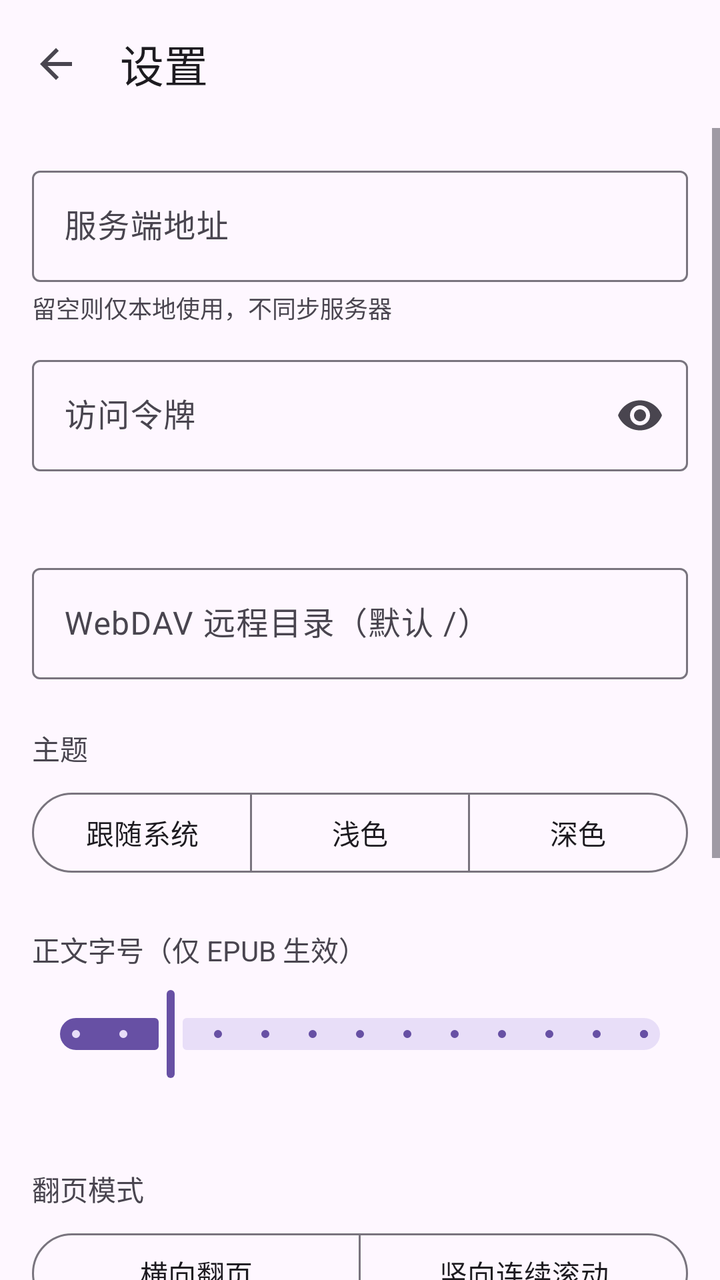
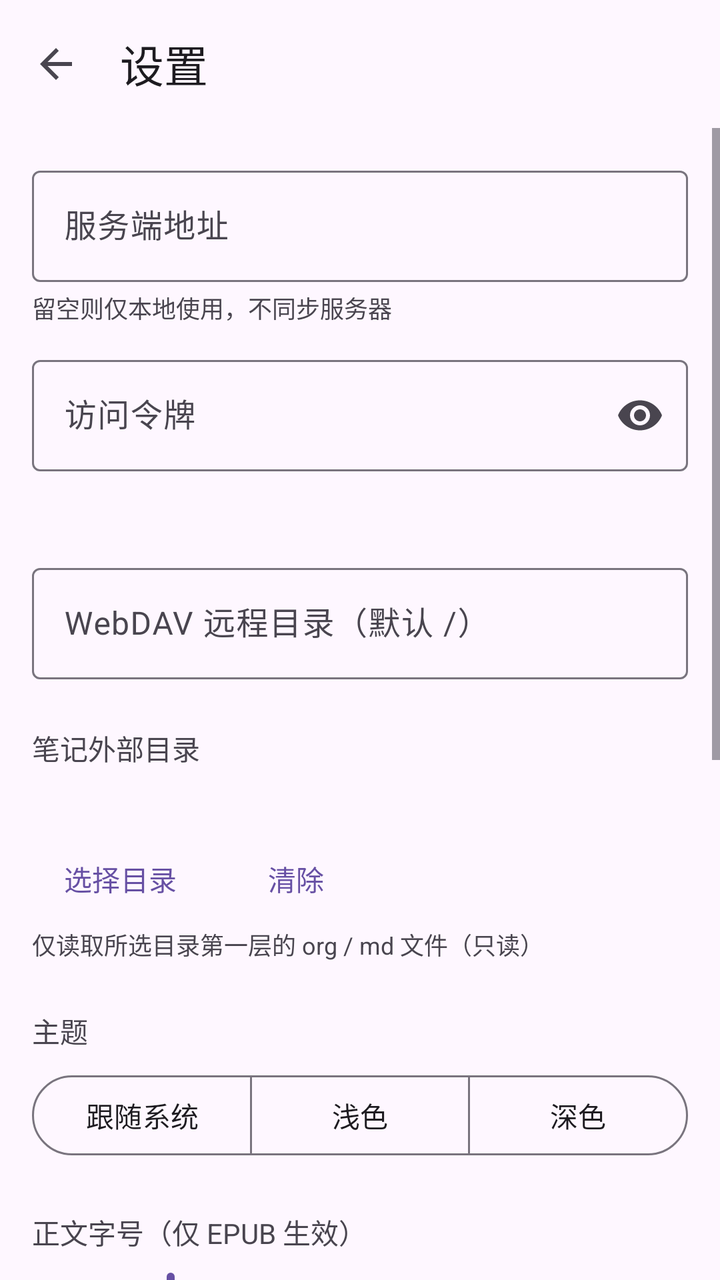

Two renders of the same Android screen: before a commit and after it. Below are the layout's source before the change and the commit's diff.
<!-- AndroidManifest.xml: application theme Theme.Seshat -->
<!-- res/layout/activity_settings.xml -->
<?xml version="1.0" encoding="utf-8"?>
<LinearLayout xmlns:android="http://schemas.android.com/apk/res/android"
    xmlns:app="http://schemas.android.com/apk/res-auto"
    android:layout_width="match_parent"
    android:layout_height="match_parent"
    android:orientation="vertical">

    <com.google.android.material.appbar.MaterialToolbar
        android:id="@+id/settingsToolbar"
        android:layout_width="match_parent"
        android:layout_height="?attr/actionBarSize"
        app:navigationIcon="?attr/homeAsUpIndicator"
        app:title="@string/settings_title" />

    <ScrollView
        android:layout_width="match_parent"
        android:layout_height="match_parent"
        android:fillViewport="true">

        <LinearLayout
            android:layout_width="match_parent"
            android:layout_height="wrap_content"
            android:orientation="vertical"
            android:padding="16dp">

            <com.google.android.material.textfield.TextInputLayout
                android:id="@+id/serverUrlLayout"
                style="@style/Widget.Material3.TextInputLayout.OutlinedBox"
                android:layout_width="match_parent"
                android:layout_height="wrap_content"
                android:hint="@string/settings_server_url_hint">

                <com.google.android.material.textfield.TextInputEditText
                    android:id="@+id/serverUrlInput"
                    android:layout_width="match_parent"
                    android:layout_height="wrap_content"
                    android:inputType="textUri"
                    android:maxLines="1" />
            </com.google.android.material.textfield.TextInputLayout>

            
            <TextView
                android:id="@+id/serverOptionalHint"
                android:layout_width="match_parent"
                android:layout_height="wrap_content"
                android:layout_marginTop="4dp"
                android:text="@string/settings_server_optional_hint"
                android:textSize="12sp" />

            <com.google.android.material.textfield.TextInputLayout
                android:id="@+id/authTokenLayout"
                style="@style/Widget.Material3.TextInputLayout.OutlinedBox"
                android:layout_width="match_parent"
                android:layout_height="wrap_content"
                android:layout_marginTop="12dp"
                android:hint="@string/settings_token_hint"
                app:endIconMode="password_toggle">

                <com.google.android.material.textfield.TextInputEditText
                    android:id="@+id/authTokenInput"
                    android:layout_width="match_parent"
                    android:layout_height="wrap_content"
                    android:importantForAutofill="no"
                    android:inputType="textPassword"
                    android:maxLines="1"
                    android:saveEnabled="false" />
            </com.google.android.material.textfield.TextInputLayout>

            <TextView
                android:id="@+id/tokenStatusText"
                android:layout_width="match_parent"
                android:layout_height="wrap_content"
                android:layout_marginTop="8dp"
                android:textSize="14sp" />

            <com.google.android.material.textfield.TextInputLayout
                android:id="@+id/remoteDirLayout"
                style="@style/Widget.Material3.TextInputLayout.OutlinedBox"
                android:layout_width="match_parent"
                android:layout_height="wrap_content"
                android:layout_marginTop="16dp"
                android:hint="@string/settings_remote_dir_hint">

                <com.google.android.material.textfield.TextInputEditText
                    android:id="@+id/remoteDirInput"
                    android:layout_width="match_parent"
                    android:layout_height="wrap_content"
                    android:inputType="text"
                    android:maxLines="1" />
            </com.google.android.material.textfield.TextInputLayout>

            <com.google.android.material.button.MaterialButton
                android:id="@+id/clearTokenButton"
                style="@style/Widget.Material3.Button.TextButton"
                android:layout_width="wrap_content"
                android:layout_height="wrap_content"
                android:visibility="gone"
                android:text="@string/settings_clear_token" />

            <TextView
                android:id="@+id/storageWarningText"
                android:layout_width="match_parent"
                android:layout_height="wrap_content"
                android:layout_marginTop="8dp"
                android:textColor="?attr/colorError"
                android:textSize="14sp"
                android:visibility="gone" />

            <TextView
                android:layout_width="wrap_content"
                android:layout_height="wrap_content"
                android:layout_marginTop="24dp"
                android:text="@string/settings_theme_title"
                android:textSize="14sp" />

            <com.google.android.material.button.MaterialButtonToggleGroup
                android:id="@+id/themeToggleGroup"
                android:layout_width="match_parent"
                android:layout_height="wrap_content"
                android:layout_marginTop="8dp"
                app:selectionRequired="true"
                app:singleSelection="true">

                <com.google.android.material.button.MaterialButton
                    android:id="@+id/themeSystemButton"
                    style="@style/Widget.Material3.Button.OutlinedButton"
                    android:layout_width="0dp"
                    android:layout_height="wrap_content"
                    android:layout_weight="1"
                    android:text="@string/settings_theme_system" />

                <com.google.android.material.button.MaterialButton
                    android:id="@+id/themeLightButton"
                    style="@style/Widget.Material3.Button.OutlinedButton"
                    android:layout_width="0dp"
                    android:layout_height="wrap_content"
                    android:layout_weight="1"
                    android:text="@string/settings_theme_light" />

                <com.google.android.material.button.MaterialButton
                    android:id="@+id/themeDarkButton"
                    style="@style/Widget.Material3.Button.OutlinedButton"
                    android:layout_width="0dp"
                    android:layout_height="wrap_content"
                    android:layout_weight="1"
                    android:text="@string/settings_theme_dark" />
            </com.google.android.material.button.MaterialButtonToggleGroup>

            <TextView
                android:layout_width="wrap_content"
                android:layout_height="wrap_content"
                android:layout_marginTop="24dp"
                android:text="@string/settings_text_zoom_title"
                android:textSize="14sp" />

            <com.google.android.material.slider.Slider
                android:id="@+id/textZoomSlider"
                android:layout_width="match_parent"
                android:layout_height="wrap_content"
                android:layout_marginTop="8dp"
                android:stepSize="10"
                android:value="100"
                android:valueFrom="80"
                android:valueTo="200" />

            <TextView
                android:id="@+id/textZoomValue"
                android:layout_width="wrap_content"
                android:layout_height="wrap_content"
                android:textSize="14sp" />

            <TextView
                android:layout_width="wrap_content"
                android:layout_height="wrap_content"
                android:layout_marginTop="24dp"
                android:text="@string/settings_page_mode_title"
                android:textSize="14sp" />

            <com.google.android.material.button.MaterialButtonToggleGroup
                android:id="@+id/pageModeToggleGroup"
                android:layout_width="match_parent"
                android:layout_height="wrap_content"
                android:layout_marginTop="8dp"
                app:selectionRequired="true"
                app:singleSelection="true">

                <com.google.android.material.button.MaterialButton
                    android:id="@+id/pageModeHorizontalButton"
                    style="@style/Widget.Material3.Button.OutlinedButton"
                    android:layout_width="0dp"
                    android:layout_height="wrap_content"
                    android:layout_weight="1"
                    android:text="@string/settings_page_mode_horizontal" />

                <com.google.android.material.button.MaterialButton
                    android:id="@+id/pageModeVerticalButton"
                    style="@style/Widget.Material3.Button.OutlinedButton"
                    android:layout_width="0dp"
                    android:layout_height="wrap_content"
                    android:layout_weight="1"
                    android:text="@string/settings_page_mode_vertical" />
            </com.google.android.material.button.MaterialButtonToggleGroup>

            <TextView
                android:layout_width="wrap_content"
                android:layout_height="wrap_content"
                android:layout_marginTop="4dp"
                android:text="@string/settings_page_mode_hint"
                android:textSize="12sp" />

            <com.google.android.material.button.MaterialButton
                android:id="@+id/saveSettingsButton"
                android:layout_width="match_parent"
                android:layout_height="wrap_content"
                android:layout_marginTop="24dp"
                android:text="@string/settings_save" />

            <com.google.android.material.button.MaterialButton
                android:id="@+id/testConnectionButton"
                style="@style/Widget.Material3.Button.TextButton"
                android:layout_width="wrap_content"
                android:layout_height="wrap_content"
                android:layout_marginTop="8dp"
                android:text="@string/settings_test_connection" />

            <TextView
                android:id="@+id/connectionResultText"
                android:layout_width="match_parent"
                android:layout_height="wrap_content"
                android:textSize="14sp" />

            <com.google.android.material.button.MaterialButton
                android:id="@+id/resetPrefsButton"
                style="@style/Widget.Material3.Button.TextButton"
                android:layout_width="wrap_content"
                android:layout_height="wrap_content"
                android:layout_marginTop="8dp"
                android:text="@string/settings_reset_prefs" />

            <TextView
                android:layout_width="wrap_content"
                android:layout_height="wrap_content"
                android:layout_marginTop="24dp"
                android:text="@string/settings_about_title"
                android:textSize="14sp" />

            <TextView
                android:id="@+id/aboutText"
                android:layout_width="match_parent"
                android:layout_height="wrap_content"
                android:layout_marginTop="8dp"
                android:textSize="14sp" />

        </LinearLayout>
    </ScrollView>

</LinearLayout>
<!-- resources referenced by this layout -->
<resources>
  <string name="settings_about_title">关于</string>
  <string name="settings_clear_token">清除访问令牌</string>
  <string name="settings_page_mode_hint">阅读器下次打开时生效</string>
  <string name="settings_page_mode_horizontal">横向翻页</string>
  <string name="settings_page_mode_title">翻页模式</string>
  <string name="settings_page_mode_vertical">竖向连续滚动</string>
  <string name="settings_remote_dir_hint">WebDAV 远程目录（默认 /）</string>
  <string name="settings_reset_prefs">重置本地配置</string>
  <string name="settings_save">保存</string>
  <string name="settings_server_optional_hint">留空则仅本地使用，不同步服务器</string>
  <string name="settings_server_url_hint">服务端地址</string>
  <string name="settings_test_connection">测试连接</string>
  <string name="settings_text_zoom_title">正文字号（仅 EPUB 生效）</string>
  <string name="settings_theme_dark">深色</string>
  <string name="settings_theme_light">浅色</string>
  <string name="settings_theme_system">跟随系统</string>
  <string name="settings_theme_title">主题</string>
  <string name="settings_title">设置</string>
  <string name="settings_token_hint">访问令牌</string>
  <style name="Theme.Seshat" parent="Theme.Material3.DayNight.NoActionBar" />
</resources>

<!-- the commit's change to res/layout/activity_settings.xml (unified diff, before → after) -->
@@ -106,6 +106,48 @@
                 android:textSize="14sp"
                 android:visibility="gone" />
 
+            
+            <TextView
+                android:layout_width="wrap_content"
+                android:layout_height="wrap_content"
+                android:layout_marginTop="24dp"
+                android:text="@string/settings_notes_dir_title"
+                android:textSize="14sp" />
+
+            <TextView
+                android:id="@+id/notesDirValue"
+                android:layout_width="match_parent"
+                android:layout_height="wrap_content"
+                android:layout_marginTop="4dp"
+                android:textSize="14sp" />
+
+            <LinearLayout
+                android:layout_width="match_parent"
+                android:layout_height="wrap_content"
+                android:layout_marginTop="8dp"
+                android:orientation="horizontal">
+
+                <com.google.android.material.button.MaterialButton
+                    android:id="@+id/pickNotesDirButton"
+                    style="@style/Widget.Material3.Button.TextButton"
+                    android:layout_width="wrap_content"
+                    android:layout_height="wrap_content"
+                    android:text="@string/settings_notes_dir_pick" />
+
+                <com.google.android.material.button.MaterialButton
+                    android:id="@+id/clearNotesDirButton"
+                    style="@style/Widget.Material3.Button.TextButton"
+                    android:layout_width="wrap_content"
+                    android:layout_height="wrap_content"
+                    android:text="@string/settings_notes_dir_clear" />
+            </LinearLayout>
+
+            <TextView
+                android:layout_width="match_parent"
+                android:layout_height="wrap_content"
+                android:text="@string/settings_notes_dir_hint"
+                android:textSize="12sp" />
+
             <TextView
                 android:layout_width="wrap_content"
                 android:layout_height="wrap_content"
<!-- resource entries referenced after the edit -->
@@ -2,6 +2,10 @@
 <resources>
   <string name="settings_about_title">关于</string>
   <string name="settings_clear_token">清除访问令牌</string>
+  <string name="settings_notes_dir_clear">清除</string>
+  <string name="settings_notes_dir_hint">仅读取所选目录第一层的 org / md 文件（只读）</string>
+  <string name="settings_notes_dir_pick">选择目录</string>
+  <string name="settings_notes_dir_title">笔记外部目录</string>
   <string name="settings_page_mode_hint">阅读器下次打开时生效</string>
   <string name="settings_page_mode_horizontal">横向翻页</string>
   <string name="settings_page_mode_title">翻页模式</string>
